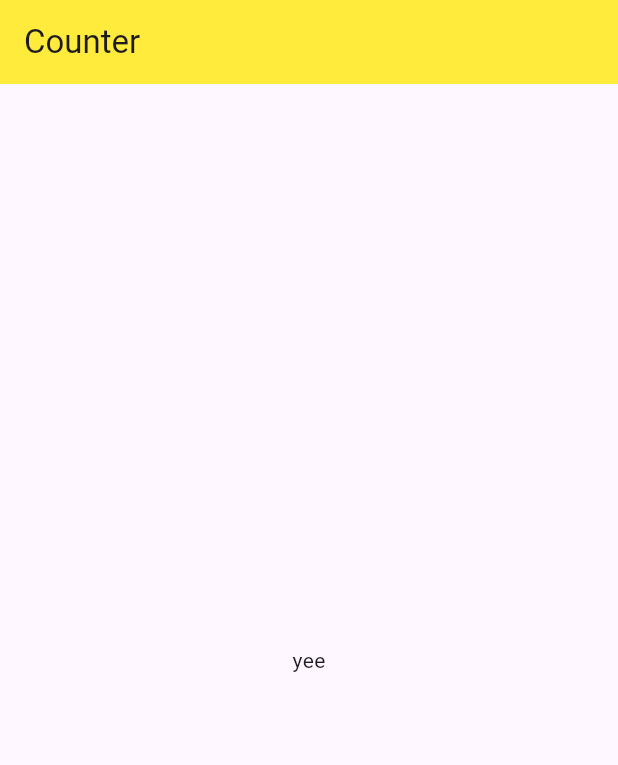
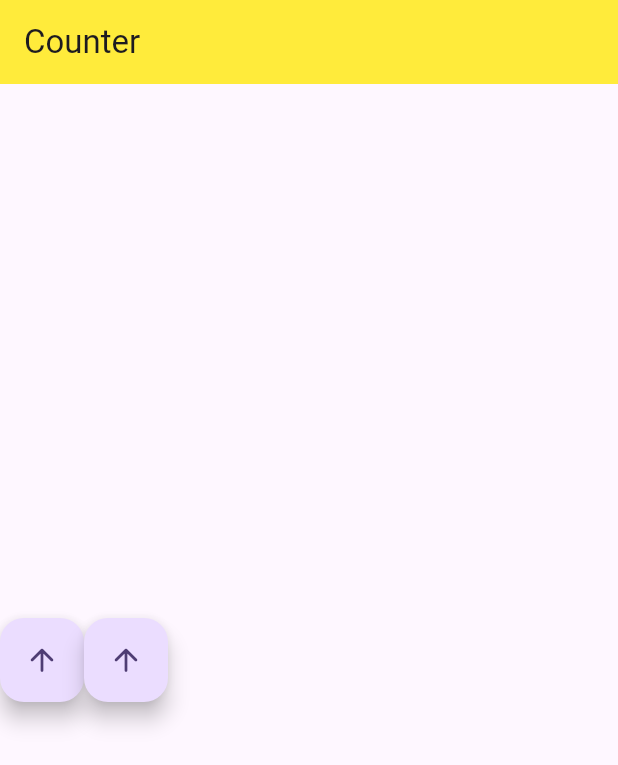
Before and after one commit to Akhil-ps-dev/flutter_mits_counter, a Flutter app: the screen it shows after launch, on a phone screen of 412 x 824 dp. Shown: the top 765 px of the screen. Run offline on Flutter 3.47's test engine with Material 3 defaults, Android fonts, the phone set to English and light mode, and no system bars.

Commit message:
button added

```diff
--- a/lib/main.dart
+++ b/lib/main.dart
@@ -32,11 +32,22 @@ class _HomePageState extends State<HomePage> {
   Widget build(BuildContext context) {
     return Scaffold(
       appBar: AppBar(
-        title: Text("Counter"),
+        title: const Text("Counter"),
         backgroundColor: Colors.yellow,
       ),
       body: Center(
-        child: Text("yee"),
+        child: Row(
+          children: [
+            FloatingActionButton(
+              onPressed: () {},
+              child: Icon(Icons.arrow_upward_rounded),
+            ),
+            FloatingActionButton(
+              onPressed: () {},
+              child: Icon(Icons.arrow_upward_rounded),
+            ),
+          ],
+        ),
       ),
     );
   }
```
